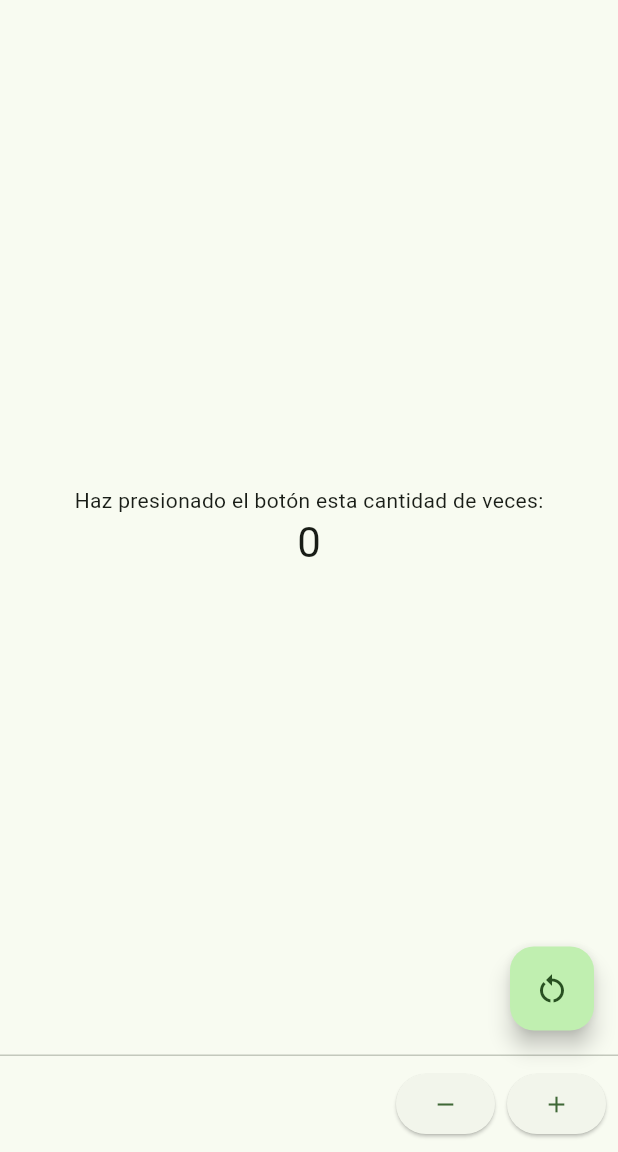
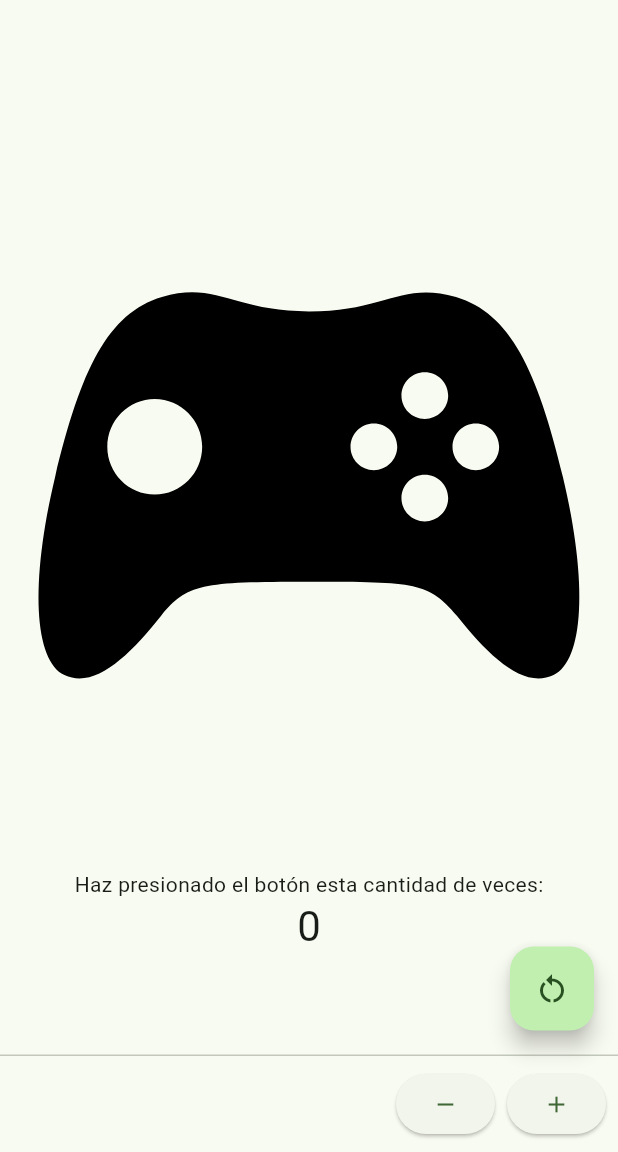
Before and after one commit to GermanAliaga/3479A321_2019479016, a Flutter app: the screen it shows after launch, on a phone screen of 412 x 824 dp, the part 84-1236 px from its top. Run offline on Flutter 3.47's test engine with Material 3 defaults, Android fonts, the phone set to English and light mode, and no system bars; our stand-ins replace flutter_svg.

Commit message:
actualizaciones pequeñas

```diff
--- a/lib/main.dart
+++ b/lib/main.dart
@@ -1,4 +1,5 @@
 import 'package:flutter/material.dart';
+import 'package:flutter_svg/flutter_svg.dart';
 
 void main() {
   runApp(const MyApp());
@@ -88,6 +89,8 @@ class _MyHomePageState extends State<MyHomePage> {
     // The Flutter framework has been optimized to make rerunning build methods
     // fast, so that you can just rebuild anything that needs updating rather
     // than having to individually change instances of widgets.
+    String svg = "assets/icons/211668_controller_b_game_icon.svg";
+
     return Scaffold(
         appBar: AppBar(
           // TRY THIS: Try changing the color here to a specific color (to
@@ -117,6 +120,7 @@ class _MyHomePageState extends State<MyHomePage> {
             // wireframe for each widget.
             mainAxisAlignment: MainAxisAlignment.center,
             children: <Widget>[
+              SvgPicture.asset(svg, semanticsLabel: 'Joystick logo'),
               const Text(
                 'Haz presionado el botón esta cantidad de veces:',
               ),
--- a/pubspec.yaml
+++ b/pubspec.yaml
@@ -35,6 +35,7 @@ dependencies:
   # The following adds the Cupertino Icons font to your application.
   # Use with the CupertinoIcons class for iOS style icons.
   cupertino_icons: ^1.0.6
+  flutter_svg: ^2.0.10+1
 
 dev_dependencies:
   flutter_test:
@@ -59,9 +60,8 @@ flutter:
   uses-material-design: true
 
   # To add assets to your application, add an assets section, like this:
-  # assets:
-  #   - images/a_dot_burr.jpeg
-  #   - images/a_dot_ham.jpeg
+  assets:
+     - assets/icons/211668_controller_b_game_icon.svg
 
   # An image asset can refer to one or more resolution-specific "variants", see
   # https://flutter.dev/assets-and-images/#resolution-aware
```
Also changed, not shown: assets/icons/211668_controller_b_game_icon.svg (added), pubspec.lock.
